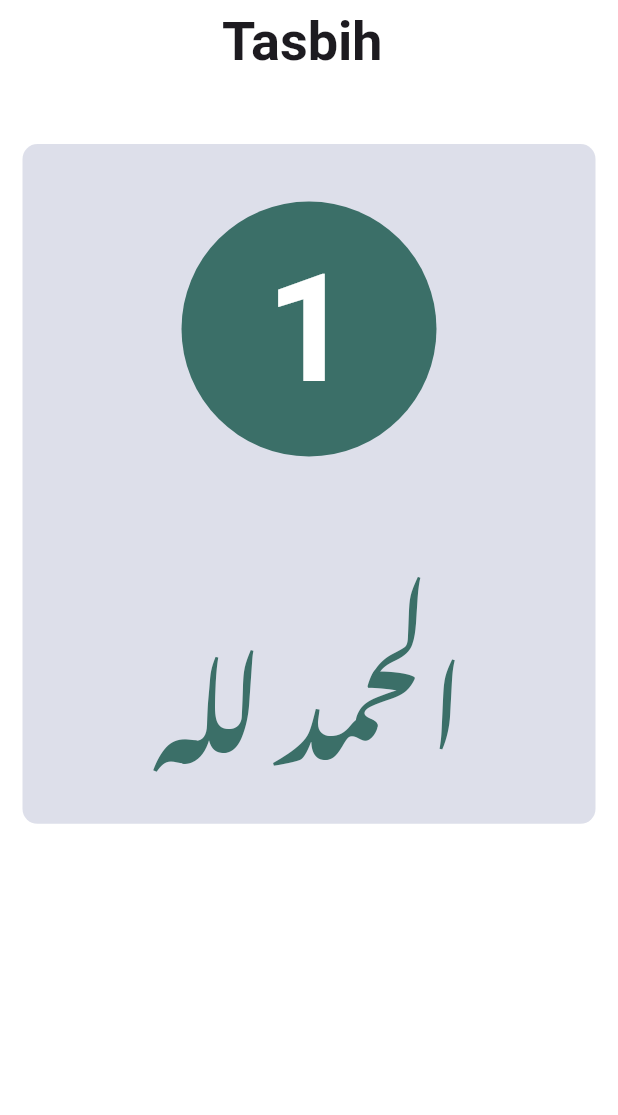
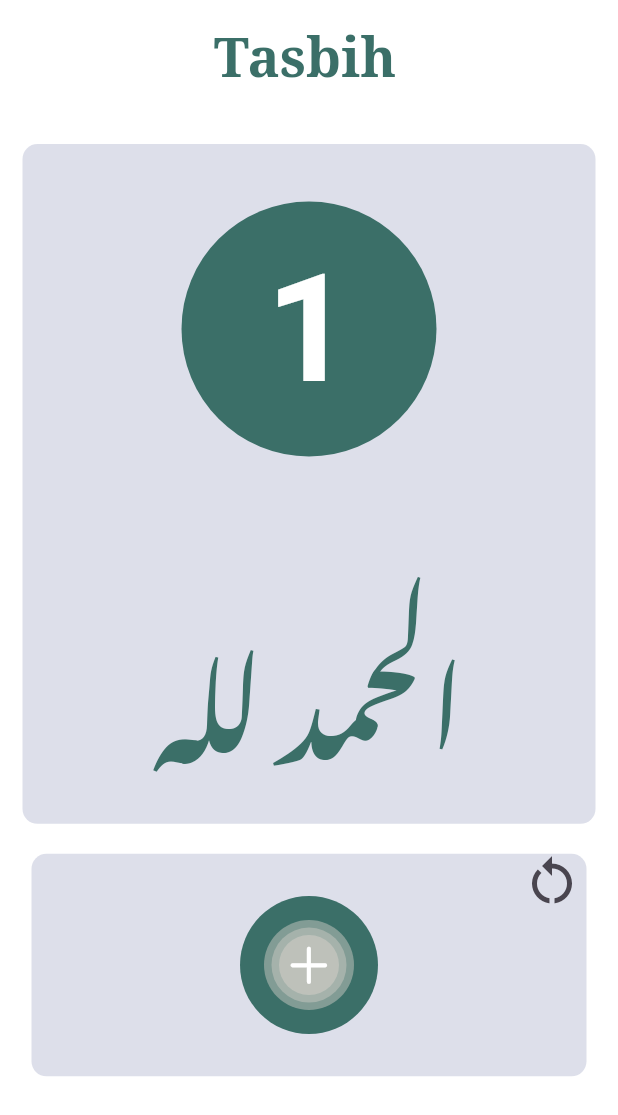
Before and after one commit to Khaled112003/islami, a Flutter app: the Tasbih screen opened by its route, on a phone screen of 412 x 824 dp. Shown: the top 1115 px of the screen. Run offline on Flutter 3.47's test engine with Material 3 defaults, Android fonts, the light colour scheme and no system bars; our stand-ins replace bloc, dartz, device_preview, dio, equatable, flutter_bloc and 2 more; network calls fail.

Commit message:
add container for increase numbers & adding Icon button for Zeroing the numbers

```diff
--- /dev/null
+++ b/devtools_options.yaml
@@ -0,0 +1 @@
+extensions:
--- a/lib/Features/Tasbih/presentation/views/Tasbih.dart
+++ b/lib/Features/Tasbih/presentation/views/Tasbih.dart
@@ -1,5 +1,6 @@
 import 'package:flutter/cupertino.dart';
 import 'package:flutter/material.dart';
+import 'package:islami/Features/Tasbih/presentation/views/widgets/adding_number.dart';
 import 'package:islami/Features/Tasbih/presentation/views/widgets/zakr&numbre.dart';
 import 'package:islami/core/constant/my_color.dart';
 
@@ -14,17 +15,26 @@ class Tasbih extends StatelessWidget {
         child: Scaffold(
           appBar: AppBar(
             backgroundColor: Mycolors.myWhite,
-            title:const Center(
+            title: const Center(
                 child: Text(
               'Tasbih ',
-              style: TextStyle(fontSize: 36 ,fontWeight: FontWeight.w600),
+              style: TextStyle(
+                  fontSize: 36,
+                  fontWeight: FontWeight.bold,
+                  color: Mycolors.green,
+                  fontFamily: 'NotoNastaliqUrdu'),
             )),
           ),
-          body:const Column(
+          body: const Column(
             children: [
-              SizedBox(height: 40,),
-              ZakrAndNumber()
-
+              SizedBox(
+                height: 40,
+              ),
+              ZakrAndNumber(),
+              SizedBox(
+                height: 20,
+              ),
+              AddingNumbers()
             ],
           ),
         ),
--- /dev/null
+++ b/lib/Features/Tasbih/presentation/views/widgets/adding_number.dart
@@ -0,0 +1,64 @@
+import 'package:flutter/cupertino.dart';
+import 'package:flutter/material.dart';
+import 'package:flutter/widgets.dart';
+import 'package:islami/core/constant/my_color.dart';
+
+class AddingNumbers extends StatelessWidget {
+  const AddingNumbers({super.key});
+
+  @override
+  Widget build(BuildContext context) {
+    return Container(
+      width: 370,
+      height: MediaQuery.of(context).size.height * 0.18,
+      decoration: BoxDecoration(
+        borderRadius: BorderRadius.circular(10),
+        color: Mycolors.prayertime,
+      ),
+      child: Center(
+        child: Stack(
+          clipBehavior: Clip.none,
+          alignment: Alignment.center,
+          children: [
+            Container(
+              width: 92,
+              height: 92,
+              decoration: BoxDecoration(
+                shape: BoxShape.circle,
+                color: Mycolors.green,
+              ),
+            ),
+            Container(
+              width: 60,
+              height: 60,
+              decoration: BoxDecoration(
+                shape: BoxShape.circle,
+                color: Color.fromARGB(255, 200, 200, 193).withOpacity(0.5),
+              ),
+            ),
+            Container(
+              width: 50,
+              height:50,
+              decoration: BoxDecoration(
+                shape: BoxShape.circle,
+                color: Color.fromARGB(255, 200, 200, 193).withOpacity(0.5),
+              ),
+            ),
+            Container(
+              width: 40,
+              height: 40,
+              decoration: BoxDecoration(
+                shape: BoxShape.circle,
+                color: Color.fromARGB(255, 200, 200, 193).withOpacity(0.7),
+              ),
+              child: Icon(CupertinoIcons.add, color: Colors.white ,size: 35,),
+            ),
+            Positioned(bottom: MediaQuery.of(context).size.height * 0.09,
+            left: 180,
+              child: IconButton(onPressed: (){}, icon:Icon(Icons.restart_alt,size: 40,) ))
+          ],
+        ),
+      ),
+    );
+  }
+}
--- a/lib/Features/Tasbih/presentation/views/widgets/zakr&numbre.dart
+++ b/lib/Features/Tasbih/presentation/views/widgets/zakr&numbre.dart
@@ -7,8 +7,9 @@ class ZakrAndNumber extends StatelessWidget {
 
   @override
   Widget build(BuildContext context) {
-    return Container(
-      width: double.infinity,
+    return Center(
+      child: Container(
+        width: 380,
         height: MediaQuery.of(context).size.height * 0.55,
         decoration: BoxDecoration(
           borderRadius: BorderRadius.circular(10),
@@ -47,6 +48,7 @@ class ZakrAndNumber extends StatelessWidget {
             )
           ],
         ),
+      ),
     );
   }
 }
```
Lines whose indentation alone changed are shown as unchanged.
